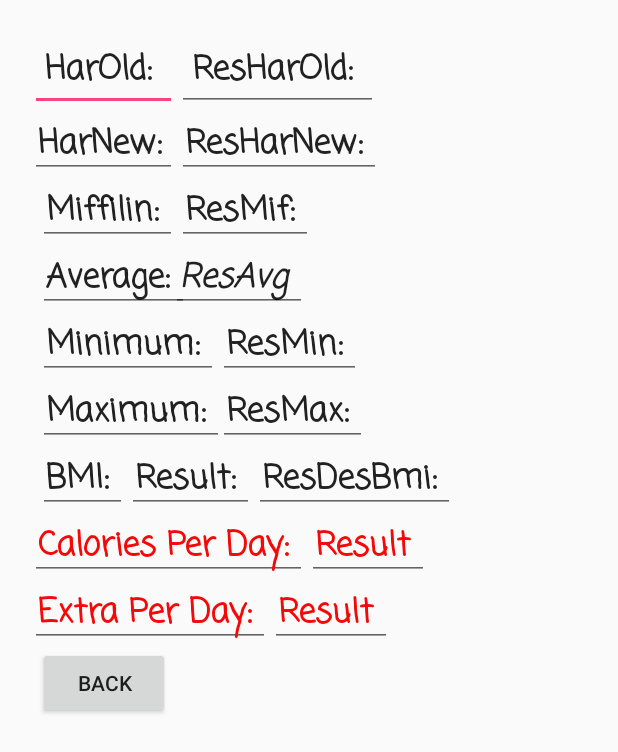
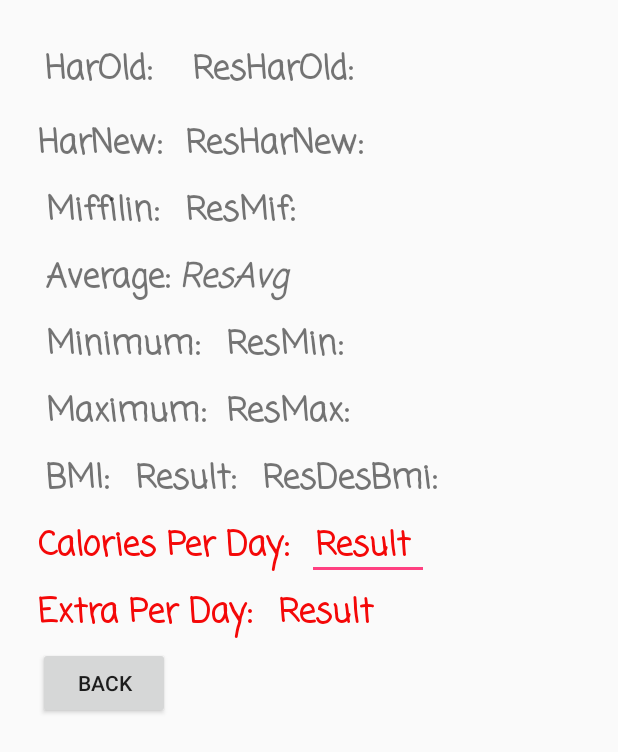
Before and after one commit to azubakov/CaloriesCalc, an Android app: the layout activity_result.xml on its own in the app's theme, with its tools: preview values and no code run, on a phone screen of 412 x 824 dp. Shown: the top 752 px of the screen. Run offline under Robolectric (Android 15) with nearby library versions, the phone set to English and light mode, and no system bars.

Commit message:
Fixing errors

```diff
--- a/app/src/main/res/layout/activity_result.xml
+++ b/app/src/main/res/layout/activity_result.xml
@@ -17,7 +17,7 @@
 
 
 
-    <EditText
+    <TextView
         android:layout_width="wrap_content"
         android:layout_height="wrap_content"
         android:id="@+id/tvHarBenCarOld"
@@ -32,7 +32,7 @@
 
         />
 
-    <EditText
+    <TextView
         android:layout_width="wrap_content"
         android:layout_height="wrap_content"
         android:id="@+id/tvResultHarBenCarOld"
@@ -45,7 +45,7 @@
         android:layout_toRightOf="@+id/tvHarBenCarOld"
         android:layout_toEndOf="@+id/tvHarBenCarOld" />
 
-    <EditText
+    <TextView
         android:layout_width="wrap_content"
         android:layout_height="wrap_content"
         android:text="HarNew: "
@@ -58,7 +58,7 @@
         android:layout_alignRight="@+id/tvHarBenCarOld"
         android:layout_alignEnd="@+id/tvHarBenCarOld" />
 
-    <EditText
+    <TextView
         android:layout_width="wrap_content"
         android:layout_height="wrap_content"
         android:layout_alignTop="@+id/tvHarBenCarNew"
@@ -72,7 +72,7 @@
         android:textStyle="bold"
      />
 
-    <EditText
+    <TextView
         android:layout_width="wrap_content"
         android:layout_height="wrap_content"
         android:text="Miffilin: "
@@ -85,7 +85,7 @@
         android:layout_alignRight="@+id/tvHarBenCarNew"
         android:layout_alignEnd="@+id/tvHarBenCarNew" />
 
-    <EditText
+    <TextView
         android:layout_width="wrap_content"
         android:layout_height="wrap_content"
         android:layout_below="@+id/tvHarBenCarNew"
@@ -100,7 +100,7 @@
 
         />
 
-    <EditText
+    <TextView
         android:layout_width="wrap_content"
         android:layout_height="wrap_content"
         android:text="Average: "
@@ -113,7 +113,7 @@
         android:layout_alignLeft="@+id/tvMif"
         android:layout_alignStart="@+id/tvMif" />
 
-    <EditText
+    <TextView
         android:layout_width="wrap_content"
         android:layout_height="wrap_content"
         android:text="ResAvg "
@@ -126,7 +126,7 @@
         android:layout_alignRight="@+id/tvRecomend"
         android:layout_alignEnd="@+id/tvRecomend" />
 
-    <EditText
+    <TextView
         android:layout_width="wrap_content"
         android:layout_height="wrap_content"
         android:text="Minimum: "
@@ -139,7 +139,7 @@
         android:layout_alignLeft="@+id/tvMif"
         android:layout_alignStart="@+id/tvMif" />
 
-    <EditText
+    <TextView
         android:layout_width="wrap_content"
         android:layout_height="wrap_content"
         android:layout_below="@+id/tvResAvr"
@@ -153,7 +153,7 @@
         android:textStyle="bold"
         />
 
-    <EditText
+    <TextView
         android:layout_width="wrap_content"
         android:layout_height="wrap_content"
         android:text="Maximum: "
@@ -166,7 +166,7 @@
         android:layout_alignLeft="@+id/tvMin"
         android:layout_alignStart="@+id/tvMin" />
 
-    <EditText
+    <TextView
         android:layout_width="wrap_content"
         android:layout_height="wrap_content"
         android:text="ResMax: "
@@ -179,7 +179,7 @@
         android:layout_alignLeft="@+id/tvResMin"
         android:layout_alignStart="@+id/tvResMin" />
 
-    <EditText
+    <TextView
         android:layout_width="wrap_content"
         android:layout_height="wrap_content"
         android:text="BMI: "
@@ -192,7 +192,7 @@
         android:layout_alignLeft="@+id/tvAvg"
         android:layout_alignStart="@+id/tvAvg" />
 
-    <EditText
+    <TextView
         android:layout_width="wrap_content"
         android:layout_height="wrap_content"
         android:text="Result: "
@@ -205,7 +205,7 @@
         android:layout_toRightOf="@+id/tvBmi"
         android:layout_toEndOf="@+id/tvBmi" />
 
-    <EditText
+    <TextView
         android:layout_width="wrap_content"
         android:layout_height="wrap_content"
         android:text="ResDesBmi: "
@@ -218,7 +218,7 @@
         android:layout_toRightOf="@+id/tvResultBmi"
         android:layout_toEndOf="@+id/tvResultBmi" />
 
-    <EditText
+    <TextView
         android:layout_width="wrap_content"
         android:layout_height="wrap_content"
         android:layout_below="@+id/tvBmi"
@@ -248,7 +248,7 @@
         android:textStyle="bold"
         />
 
-    <EditText
+    <TextView
         android:layout_width="wrap_content"
         android:layout_height="wrap_content"
         android:layout_below="@+id/tvRecomend"
@@ -263,7 +263,7 @@
         android:textSize="@dimen/textSize1"
         />
 
-    <EditText
+    <TextView
         android:layout_width="wrap_content"
         android:layout_height="wrap_content"
         android:layout_alignTop="@+id/tvRecomendExtra"
```
